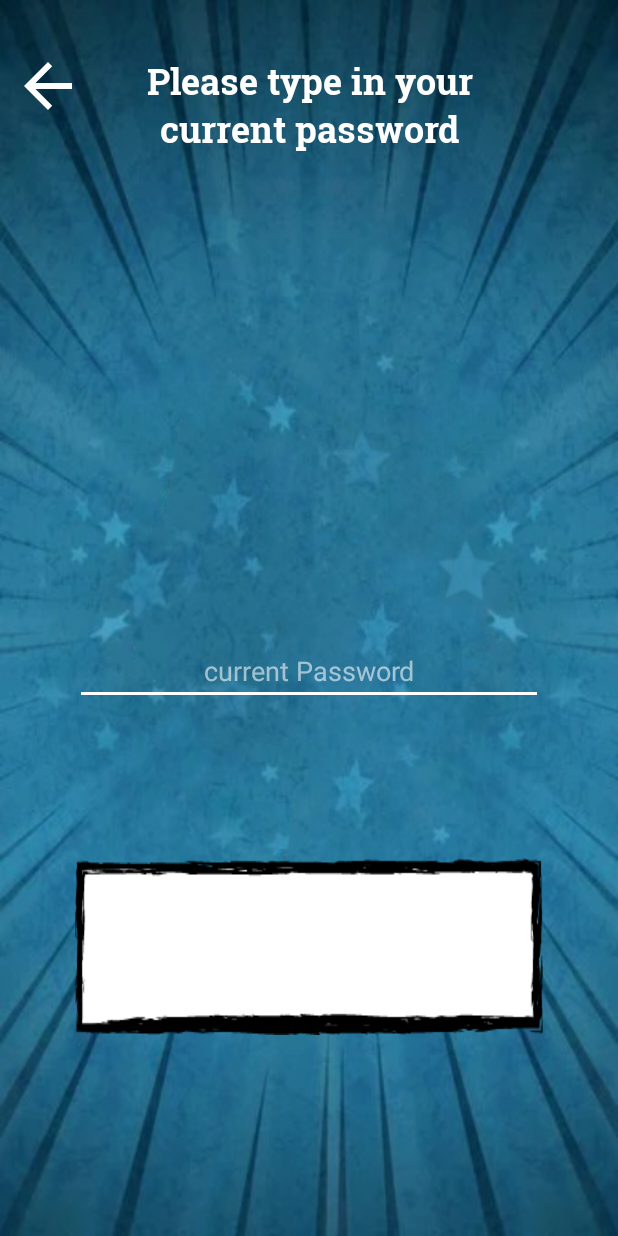
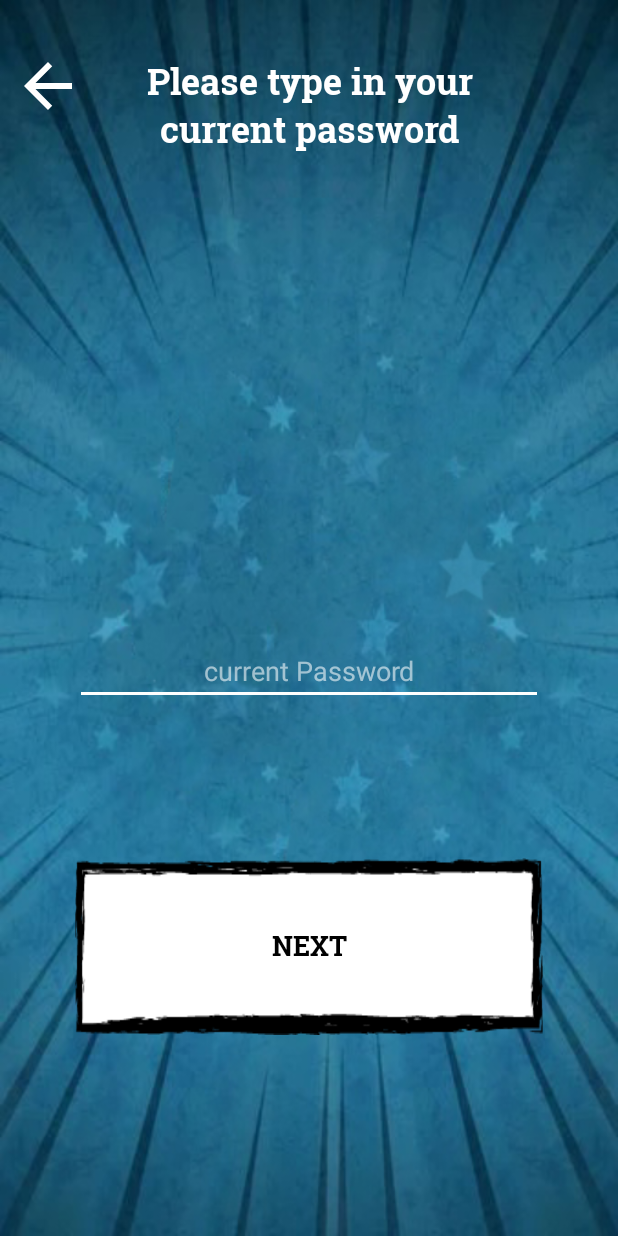
Before and after one commit to onumtiger/Quiplash, an Android app: the EditPWMailActivity screen opened directly, with no data from a screen before it, on a phone screen of 412 x 824 dp. Run offline under Robolectric (Android 15) with nearby library versions, the phone set to English and light mode, and no system bars; our stand-ins replace Firebase (no records; nobody signed in at launch, a user with empty details on screens opened directly); pictures from the network do not load.

Commit message:
short bugfixes

```diff
--- a/app/src/main/java/com/example/quiplash/game/EvaluationActivity.kt
+++ b/app/src/main/java/com/example/quiplash/game/EvaluationActivity.kt
@@ -80,7 +80,7 @@ class EvaluationActivity : AppCompatActivity() {
         if (!game.partyMode){
             drinkView?.visibility = View.INVISIBLE
         } else {
-            completeLayout?.setBackgroundResource(R.drawable.background_party)
+            completeLayout?.setBackgroundResource(R.drawable.prty)
             val drnk = (0 until game.drinks.size).random()
             drinkView?.text = ("The Loosers challenge: \n" + game.drinks[drnk])
         }
--- a/app/src/main/java/com/example/quiplash/user/profile/ProfileActivity.kt
+++ b/app/src/main/java/com/example/quiplash/user/profile/ProfileActivity.kt
@@ -27,7 +27,7 @@ import com.google.firebase.storage.FirebaseStorage
 
 class ProfileActivity : AppCompatActivity() {
     private var auth: FirebaseAuth? = null
-    lateinit var currentUser: UserQP
+    private var currentUser: UserQP = UserQP()
     lateinit var db: CollectionReference
     private val dbUsersPath = DBMethods.usersPath
 
@@ -64,6 +64,7 @@ class ProfileActivity : AppCompatActivity() {
          * load user information and display them
          * if loading data fails display default profile picture and username
          */
+
         val callback = object : Callback<UserQP> {
             override fun onTaskComplete(result: UserQP) {
                 currentUser = result
--- a/app/src/main/res/layout/activity_add_question.xml
+++ b/app/src/main/res/layout/activity_add_question.xml
@@ -124,6 +124,7 @@
         android:paddingStart="24dp"
         android:paddingEnd="24dp"
         android:text="@string/save_question"
+        android:textColor="@android:color/black"
         app:layout_constraintBottom_toBottomOf="parent"
         app:layout_constraintEnd_toEndOf="parent"
         app:layout_constraintStart_toStartOf="parent" />
--- a/app/src/main/res/layout/activity_edit_pw_mail.xml
+++ b/app/src/main/res/layout/activity_edit_pw_mail.xml
@@ -153,6 +153,7 @@
         android:layout_marginTop="68dp"
         android:layout_marginEnd="50dp"
         android:text="@string/save_btn"
+        android:textColor="@android:color/black"
         app:layout_constraintEnd_toEndOf="parent"
         app:layout_constraintStart_toStartOf="parent"
         app:layout_constraintTop_toBottomOf="@+id/password_new2" />
@@ -187,6 +188,7 @@
         android:layout_marginEnd="50dp"
         android:layout_marginBottom="32dp"
         android:text="@string/next"
+        android:textColor="@android:color/black"
         app:layout_constraintBottom_toBottomOf="parent"
         app:layout_constraintEnd_toEndOf="parent"
         app:layout_constraintStart_toStartOf="parent"
```
Also changed, not shown: app/src/main/res/drawable/prty.png (added).
